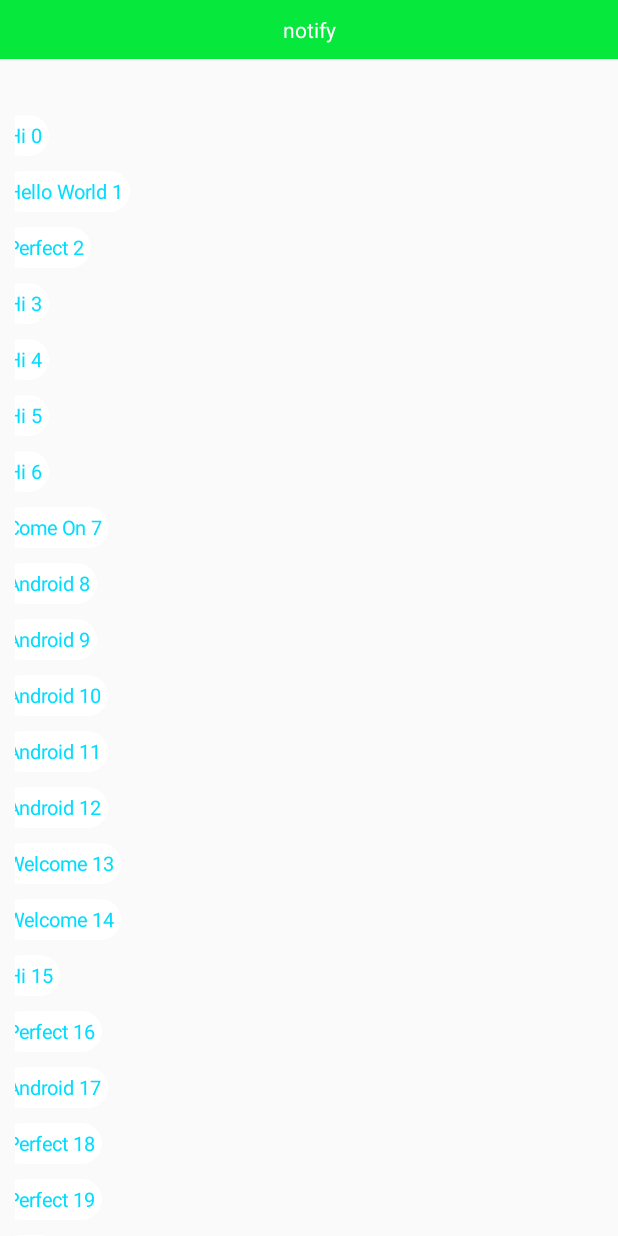
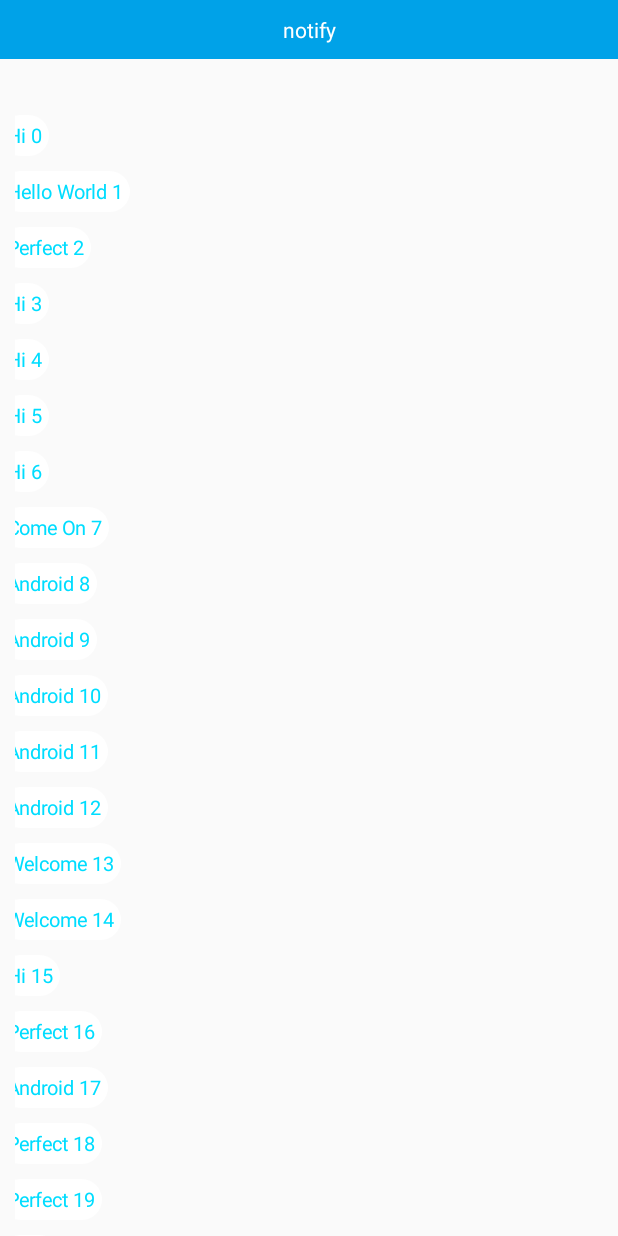
Before and after one commit to chencanlin/FlowLayout, an Android app: the screen it shows after launch (MainActivity), on a phone screen of 412 x 824 dp. Run offline under Robolectric (Android 15) with nearby library versions, the phone set to English and light mode, and no system bars.

Commit message:
update readme

```diff
--- a/flowlayout-simple/src/main/res/layout/activity_main.xml
+++ b/flowlayout-simple/src/main/res/layout/activity_main.xml
@@ -12,7 +12,7 @@
         android:layout_height="wrap_content"
         android:padding="10dp"
         android:text="notify"
-        android:background="#06E83B"
+        android:background="#00A2E8"
         android:gravity="center"
         android:textColor="@android:color/white"/>
 
```
Also changed, not shown: 1 other file.
